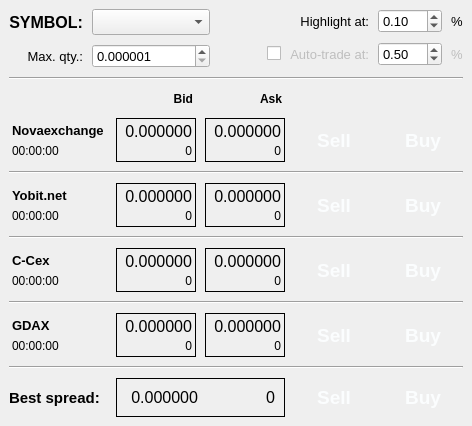
alimogh/trdk, file sources/FrontEnd/Terminal/ArbitrageStrategyWindow.ui: the form before one commit.
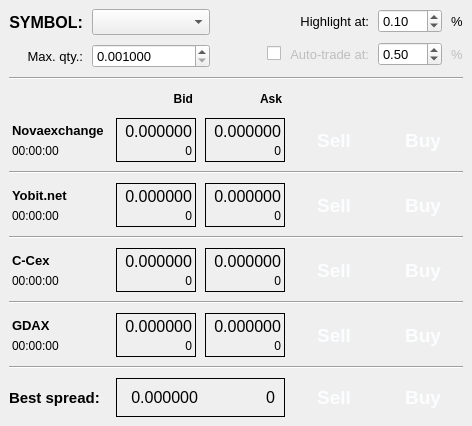
The form after the commit.

What changed in the file:
```diff
--- a/sources/FrontEnd/Terminal/ArbitrageStrategyWindow.ui
+++ b/sources/FrontEnd/Terminal/ArbitrageStrategyWindow.ui
@@ -1138,7 +1138,7 @@
              <number>6</number>
             </property>
             <property name="minimum">
-             <double>0.000001000000000</double>
+             <double>0.001000000000000</double>
             </property>
             <property name="maximum">
              <double>10000000.000000000000000</double>
```
Left out of the diff: 2 changed lines with no effect on the pictures.
